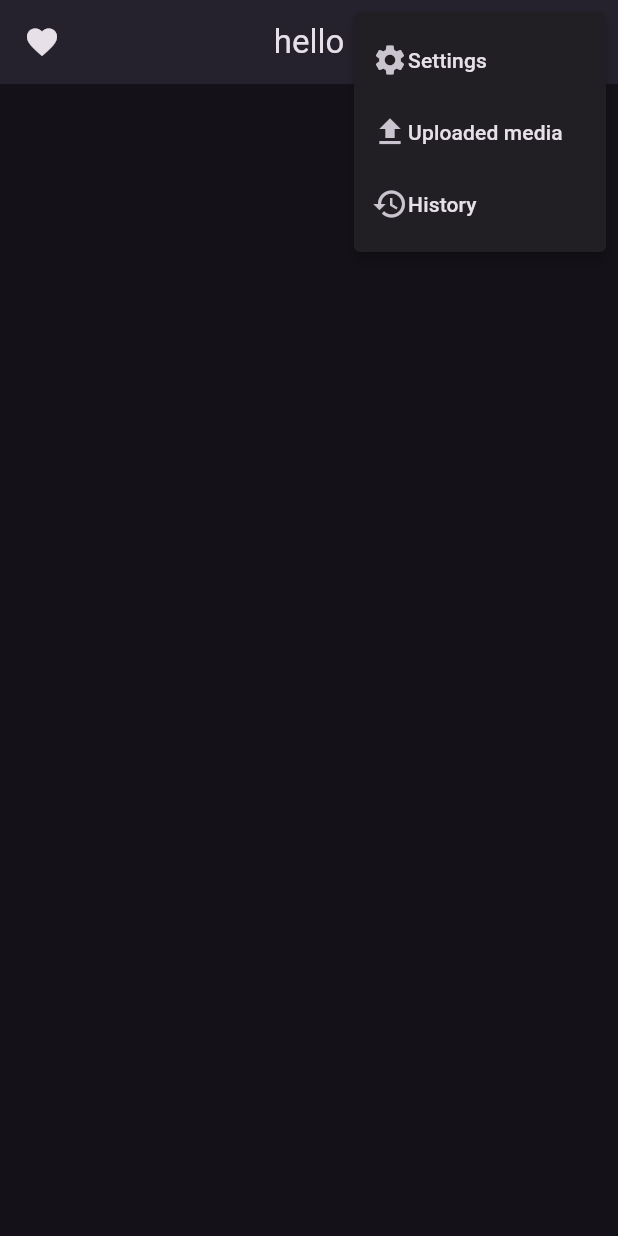
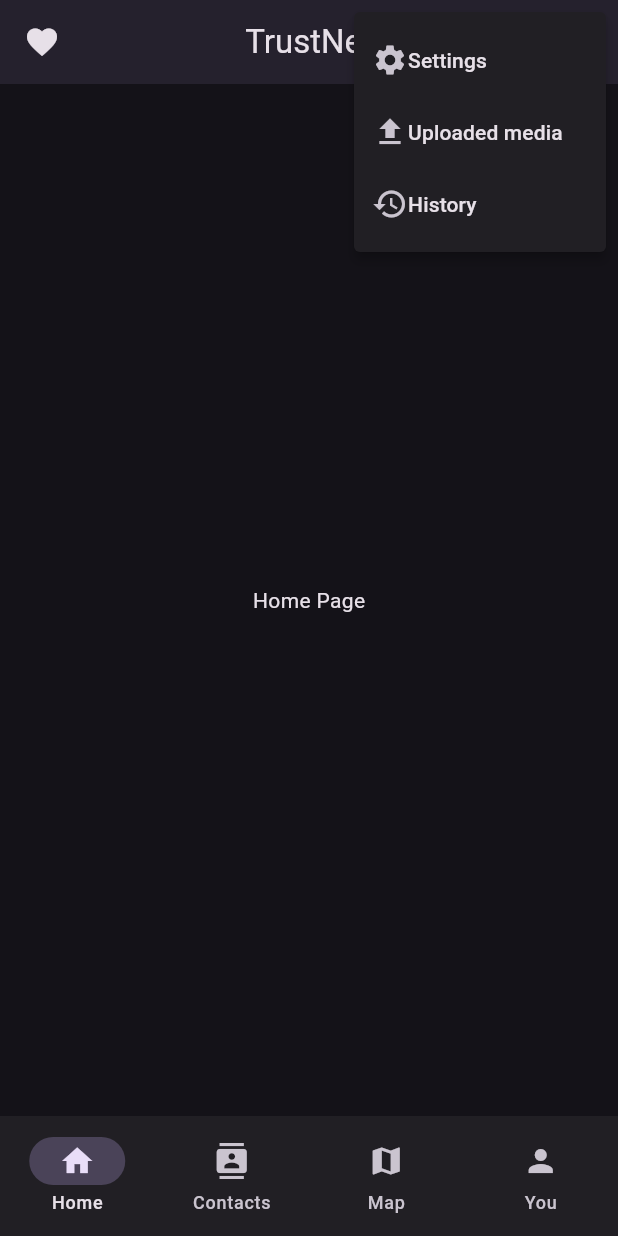
Before and after one commit to rohankrishna-29/TrustNet-An_SOS_App, a Flutter app: the screen it shows after launch, after a tap on the "more vert" icon, on a phone screen of 412 x 824 dp. Run offline on Flutter 3.47's test engine with Material 3 defaults, Android fonts, the phone set to English and light mode, and no system bars.

Commit message:
created basic folder structure and basic app bar and navigation bar

```diff
--- a/frontend/trustnet/lib/demo.dart
+++ /dev/null
@@ -1,51 +0,0 @@
-import 'package:flutter/material.dart';
-
-class Demo extends StatelessWidget {
-  const Demo({super.key});
-
-  @override
-  Widget build(BuildContext context) {
-    return Scaffold(
-        appBar: AppBar(
-        leading: Icon(Icons.favorite),
-        title: Text("hello"),
-        centerTitle: true,
-        elevation: 4,
-
-        actions: [
-          PopupMenuButton(itemBuilder: (context) =>  [
-            PopupMenuItem(
-              value: 1,
-              child: Row(
-                children: [
-                  Icon(Icons.settings),
-                  Text("Settings"),
-                ],
-              )
-            ),
-            PopupMenuItem(
-              value: 2,
-              child: Row(
-                children: [
-                  Icon(Icons.upload),
-                  Text("Uploaded media"),
-                ],
-              )
-            ),
-            PopupMenuItem(
-              value: 3,
-              child: Row(
-                children: [
-                  Icon(Icons.history),
-                  Text("History")
-                ],
-              )
-            ),
-          ],
-          )
-        ],
-      ),
-
-    );
-  }
-}
--- a/frontend/trustnet/lib/main.dart
+++ b/frontend/trustnet/lib/main.dart
@@ -1,5 +1,5 @@
 import 'package:flutter/material.dart';
-import 'package:trustnet/demo.dart';
+import 'package:trustnet/screens/home_screen.dart';
 
 void main() {
   runApp(const MyApp());
@@ -31,7 +31,7 @@ class MyApp extends StatelessWidget {
       ),
 
       themeMode: ThemeMode.dark,
-      home: Demo(),
+      home: HomeScreen(),
     );
   }
 }
--- /dev/null
+++ b/frontend/trustnet/lib/screens/home_screen.dart
@@ -0,0 +1,97 @@
+import 'package:flutter/material.dart';
+
+class HomeScreen extends StatefulWidget {
+  const HomeScreen({super.key});
+
+  @override
+  State<HomeScreen> createState() => _HomeScreenState();
+}
+
+class _HomeScreenState extends State<HomeScreen> {
+  int _selectedIndex = 0;
+
+  final List<Widget> _pages = [
+    Center(child: Text("Home Page"),),
+    Center(child: Text("Contacts page"),),
+    Center(child: Text("Maps page"),),
+    Center(child: Text("Profile page"),)
+  ];
+
+  /*void _onItemTapped(int index){
+    setState(() {
+      _selectedIndex = index;
+    });
+  }*/
+
+
+  @override
+  Widget build(BuildContext context) {
+    return Scaffold(
+      appBar: AppBar(
+        leading: Icon(Icons.favorite),
+        title: Text("TrustNet"),
+        centerTitle: true,
+        elevation: 4,
+        actions: [
+          PopupMenuButton(itemBuilder: (context) =>  [
+            PopupMenuItem(
+              value: 1,
+              child: Row(
+                children: [
+                  Icon(Icons.settings),
+                  Text("Settings"),
+                ],
+              )
+            ),
+            PopupMenuItem(
+              value: 2,
+              child: Row(
+                children: [
+                  Icon(Icons.upload),
+                  Text("Uploaded media"),
+                ],
+              )
+            ),
+            PopupMenuItem(
+              value: 3,
+              child: Row(
+                children: [
+                  Icon(Icons.history),
+                  Text("History")
+                ],
+              )
+            ),
+          ],
+          )
+        ],
+      ),
+      body: _pages[_selectedIndex],
+      /*bottomNavigationBar: BottomNavigationBar(
+        backgroundColor: Colors.white,
+        selectedItemColor: Colors.blue,
+        unselectedItemColor: Colors.green,
+        currentIndex: _selectedIndex,
+        onTap: _onItemTapped,
+        items: [
+          BottomNavigationBarItem(icon: Icon(Icons.home), label: 'Home'),
+          BottomNavigationBarItem(icon: Icon(Icons.contacts), label: 'Contacts'),
+          BottomNavigationBarItem(icon: Icon(Icons.map), label: 'Map'),
+          BottomNavigationBarItem(icon: Icon(Icons.person), label: 'You'),
+        ]
+      ),*/
+      bottomNavigationBar: NavigationBar(
+        selectedIndex: _selectedIndex,
+        onDestinationSelected: (index) {
+          setState(() {
+            _selectedIndex = index;
+          });
+        },
+        destinations: [
+          NavigationDestination(icon: Icon(Icons.home), label: 'Home'),
+          NavigationDestination(icon: Icon(Icons.contacts), label: 'Contacts'),
+          NavigationDestination(icon: Icon(Icons.map), label: 'Map'),
+          NavigationDestination(icon: Icon(Icons.person), label: 'You'),
+        ]),
+    );
+  }
+}
```
Also changed, not shown: frontend/trustnet/lib/screens/contacts_page.dart (added), frontend/trustnet/lib/screens/home_page.dart (added), frontend/trustnet/lib/screens/map_page.dart (added), frontend/trustnet/lib/screens/profile_page.dart (added).
